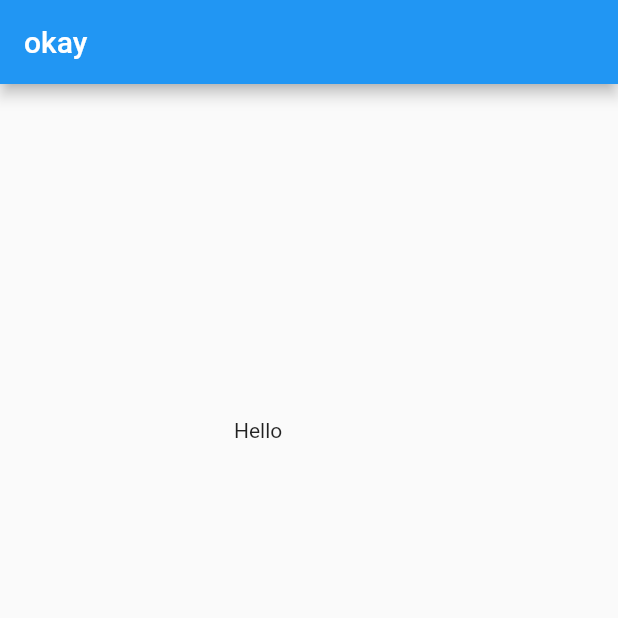
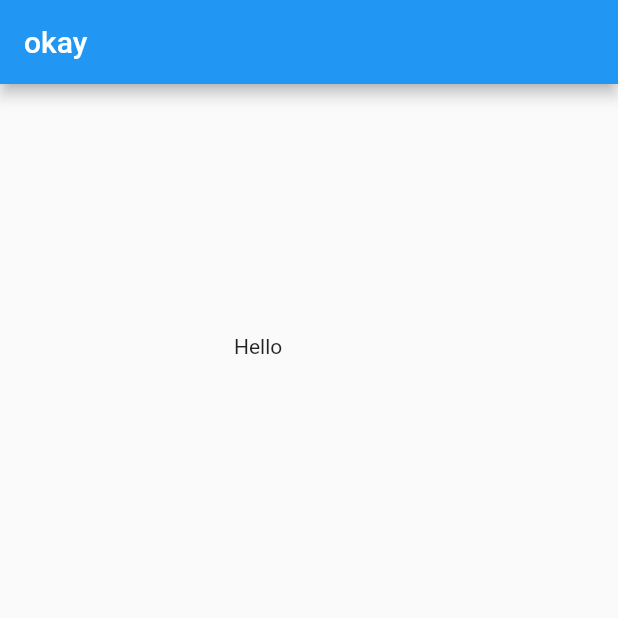
Before and after one commit to Godslovelee/chess_doc_commerce, a Flutter app: the screen it shows after launch, on a phone screen of 412 x 824 dp, the top half of it. Run offline on Flutter 3.47's test engine with Material 2 defaults, Android fonts, the phone set to English and light mode, and no system bars.

Commit message:
adding spacers within main activity widgets...

```diff
--- a/lib/main.dart
+++ b/lib/main.dart
@@ -48,7 +48,8 @@ class _MyHomePageState extends State<MyHomePage> {
 
            ),
             Spacer(),
-            Spacer()
+            Spacer(),
+            Spacer(),
 
 
           ],
```
